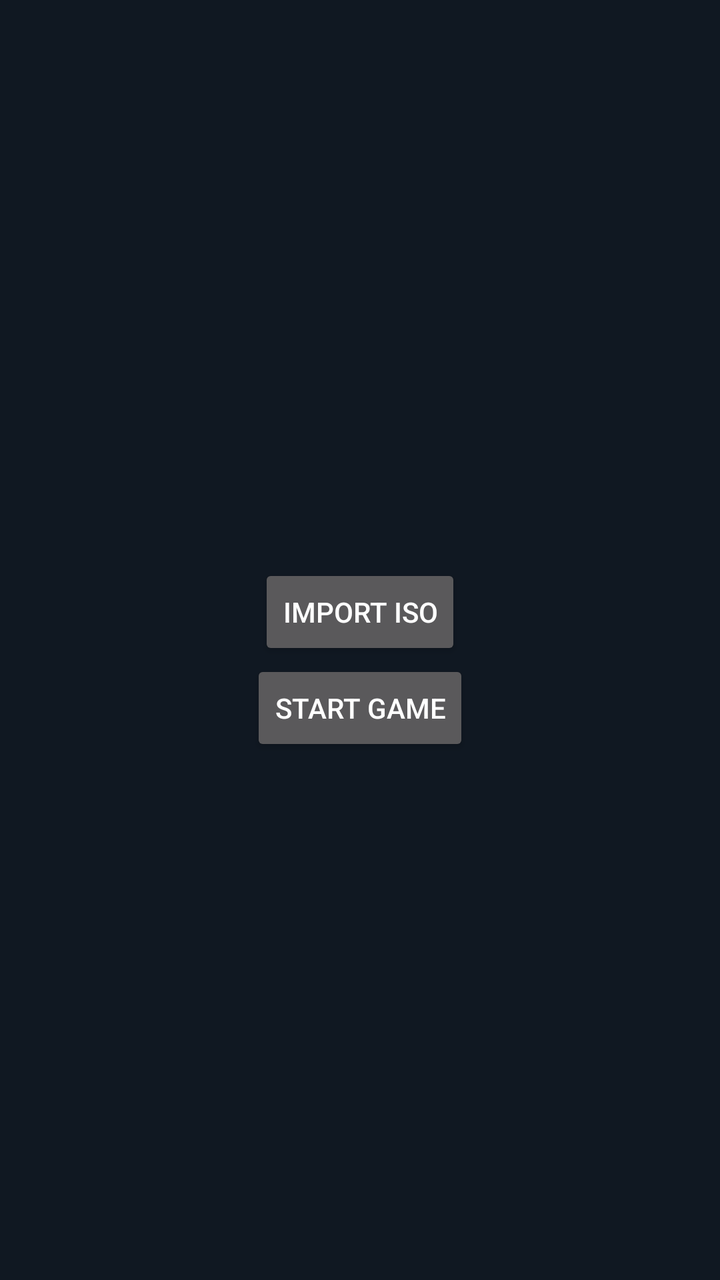
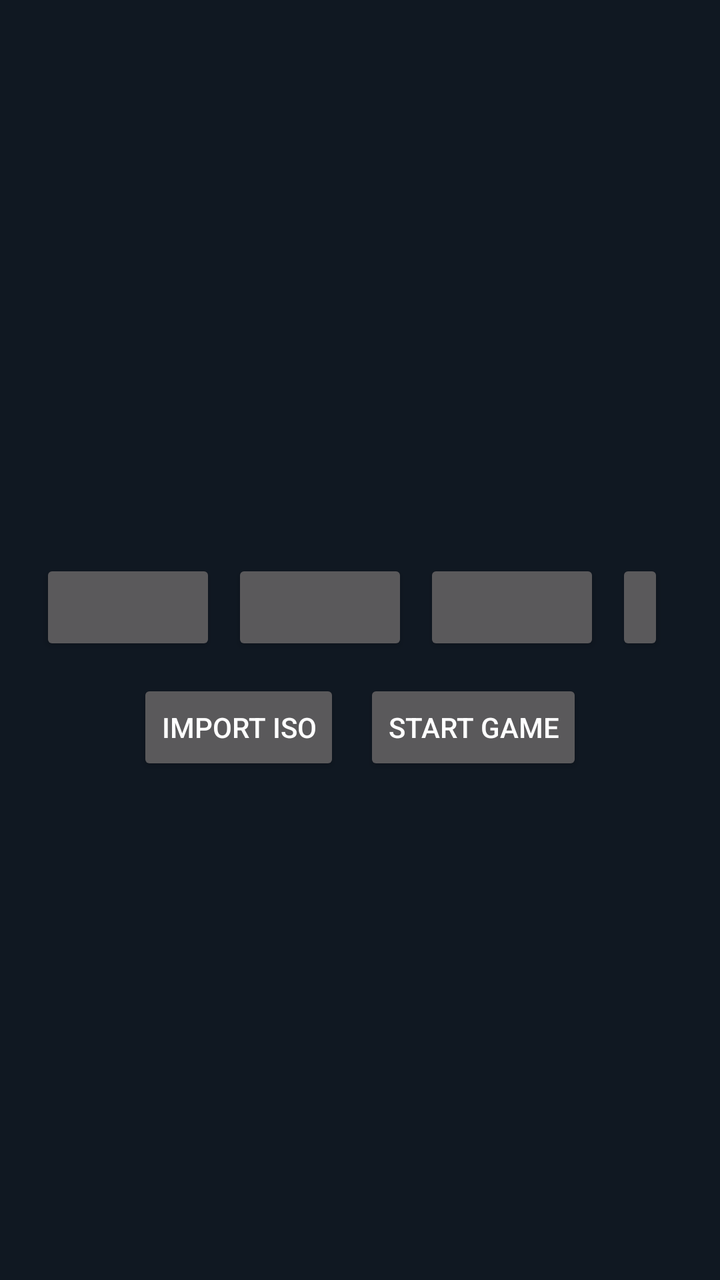

Before-and-after screenshots of an Android layout around one commit, followed by the original layout XML and the change that was made.
<!-- AndroidManifest.xml: application theme AppTheme -->
<!-- res/layout/activity_main.xml -->
<?xml version="1.0" encoding="utf-8"?>
<FrameLayout xmlns:android="http://schemas.android.com/apk/res/android"
    android:layout_width="match_parent"
    android:layout_height="match_parent"
    android:background="#101822">

    <FrameLayout
        android:id="@+id/surfaceContainer"
        android:layout_width="match_parent"
        android:layout_height="match_parent" />

    <LinearLayout
        android:layout_width="match_parent"
        android:layout_height="match_parent"
        android:gravity="center"
        android:orientation="vertical"
        android:padding="32dp">

        <TextView
            android:id="@+id/status"
            android:layout_width="wrap_content"
            android:layout_height="wrap_content"
            android:fontFamily="monospace"
            android:textColor="#C8E0FF"
            android:textSize="15sp" />

        <Button
            android:id="@+id/importButton"
            android:layout_width="wrap_content"
            android:layout_height="wrap_content"
            android:text="@string/import_iso" />

        <Button
            android:id="@+id/startButton"
            android:layout_width="wrap_content"
            android:layout_height="wrap_content"
            android:text="@string/start_game" />
    </LinearLayout>
</FrameLayout>
<!-- resources referenced by this layout -->
<resources>
  <string name="import_iso">Import ISO</string>
  <string name="start_game">Start Game</string>
  <style name="AppTheme" parent="android:Theme.Material.NoActionBar">
          <item name="android:colorBackground">#101822</item>
          <item name="android:windowFullscreen">true</item>
      </style>
</resources>

<!-- the commit's change to res/layout/activity_main.xml (unified diff, before → after) -->
@@ -10,11 +10,12 @@
         android:layout_height="match_parent" />
 
     <LinearLayout
+        android:id="@+id/launcherPanel"
         android:layout_width="match_parent"
         android:layout_height="match_parent"
         android:gravity="center"
         android:orientation="vertical"
-        android:padding="32dp">
+        android:padding="20dp">
 
         <TextView
             android:id="@+id/status"
@@ -22,18 +23,69 @@
             android:layout_height="wrap_content"
             android:fontFamily="monospace"
             android:textColor="#C8E0FF"
-            android:textSize="15sp" />
+            android:textSize="13sp" />
 
-        <Button
-            android:id="@+id/importButton"
+        <LinearLayout
             android:layout_width="wrap_content"
             android:layout_height="wrap_content"
-            android:text="@string/import_iso" />
+            android:layout_marginTop="10dp"
+            android:gravity="center"
+            android:orientation="horizontal">
 
-        <Button
-            android:id="@+id/startButton"
+            <Button
+                android:id="@+id/driverButton"
+                android:layout_width="wrap_content"
+                android:layout_height="wrap_content"
+                android:layout_marginEnd="8dp"
+                android:textSize="12sp" />
+
+            <Button
+                android:id="@+id/scaleButton"
+                android:layout_width="wrap_content"
+                android:layout_height="wrap_content"
+                android:layout_marginEnd="8dp"
+                android:textSize="12sp" />
+
+            <Button
+                android:id="@+id/upscaleButton"
+                android:layout_width="wrap_content"
+                android:layout_height="wrap_content"
+                android:layout_marginEnd="8dp"
+                android:textSize="12sp" />
+
+            <Button
+                android:id="@+id/fxaaButton"
+                android:layout_width="wrap_content"
+                android:layout_height="wrap_content"
+                android:layout_marginEnd="8dp"
+                android:textSize="12sp" />
+
+            <Button
+                android:id="@+id/perfButton"
+                android:layout_width="wrap_content"
+                android:layout_height="wrap_content"
+                android:textSize="12sp" />
+        </LinearLayout>
+
+        <LinearLayout
             android:layout_width="wrap_content"
             android:layout_height="wrap_content"
-            android:text="@string/start_game" />
+            android:layout_marginTop="12dp"
+            android:gravity="center"
+            android:orientation="horizontal">
+
+            <Button
+                android:id="@+id/importButton"
+                android:layout_width="wrap_content"
+                android:layout_height="wrap_content"
+                android:layout_marginEnd="12dp"
+                android:text="@string/import_iso" />
+
+            <Button
+                android:id="@+id/startButton"
+                android:layout_width="wrap_content"
+                android:layout_height="wrap_content"
+                android:text="@string/start_game" />
+        </LinearLayout>
     </LinearLayout>
 </FrameLayout>
